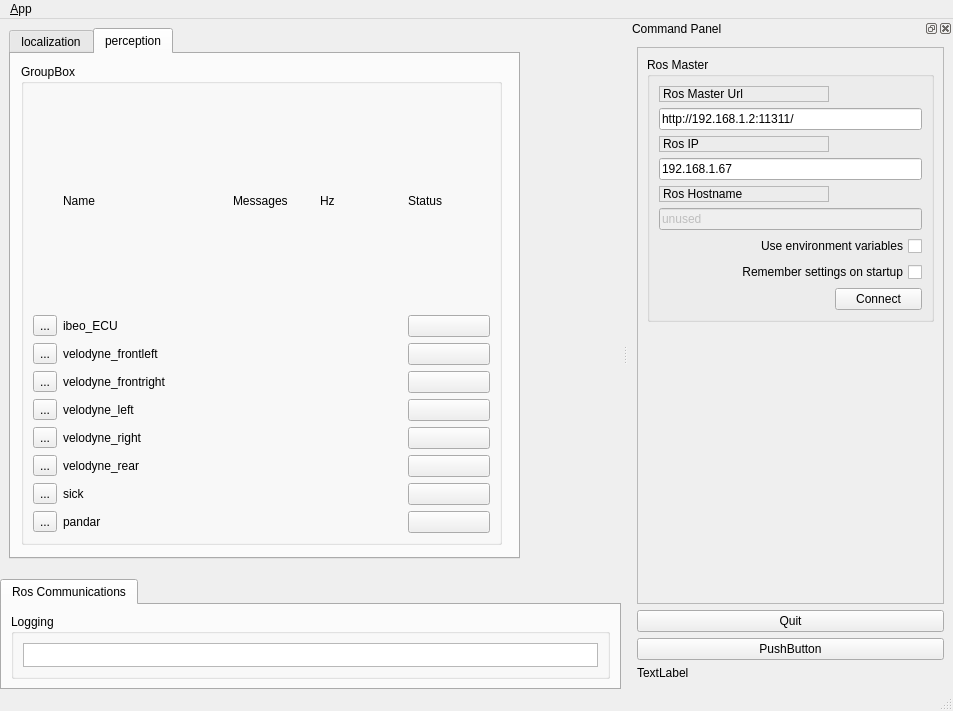
First picture: the form in ui/main_window.ui, repository lycismail/Monitor_Toolkit, before the edit.
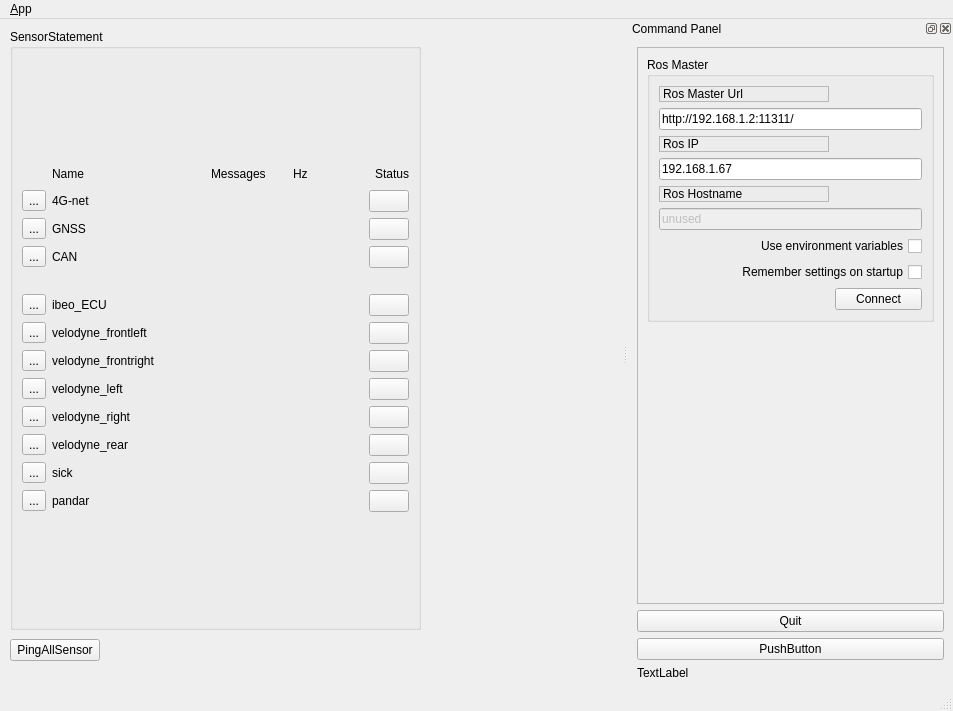
Second picture: the form after the edit. The open tabs and pages were chosen to show the change. Icons and pictures are not drawn.

```diff
--- a/ui/main_window.ui
+++ b/ui/main_window.ui
@@ -21,86 +21,23 @@
    <locale language="English" country="Australia"/>
   </property>
   <widget class="QWidget" name="centralwidget">
-   <widget class="QTabWidget" name="tab_manager">
-    <property name="geometry">
-     <rect>
-      <x>0</x>
-      <y>560</y>
-      <width>621</width>
-      <height>111</height>
-     </rect>
-    </property>
-    <property name="minimumSize">
-     <size>
-      <width>100</width>
-      <height>0</height>
-     </size>
-    </property>
-    <property name="locale">
-     <locale language="English" country="Australia"/>
-    </property>
-    <property name="currentIndex">
-     <number>0</number>
-    </property>
-    <widget class="QWidget" name="tab_status">
-     <attribute name="title">
-      <string>Ros Communications</string>
-     </attribute>
-     <layout class="QVBoxLayout" name="verticalLayout_2">
-      <item>
-       <widget class="QGroupBox" name="groupBox_12">
-        <property name="sizePolicy">
-         <sizepolicy hsizetype="MinimumExpanding" vsizetype="Preferred">
-          <horstretch>0</horstretch>
-          <verstretch>0</verstretch>
-         </sizepolicy>
-        </property>
-        <property name="title">
-         <string>Logging</string>
-        </property>
-        <layout class="QGridLayout" name="gridLayout_3">
-         <item row="0" column="0">
-          <widget class="QListView" name="view_logging"/>
-         </item>
-        </layout>
-       </widget>
-      </item>
-     </layout>
-    </widget>
-   </widget>
-   <widget class="QTabWidget" name="tabWidget">
-    <property name="geometry">
-     <rect>
-      <x>9</x>
-      <y>9</y>
-      <width>511</width>
-      <height>531</height>
-     </rect>
-    </property>
-    <property name="currentIndex">
-     <number>0</number>
-    </property>
-    <widget class="QWidget" name="localization">
-     <attribute name="title">
-      <string>localization</string>
-     </attribute>
      <widget class="QGroupBox" name="groupBox_2">
       <property name="geometry">
        <rect>
         <x>10</x>
         <y>10</y>
-        <width>481</width>
-        <height>301</height>
+      <width>411</width>
+      <height>601</height>
        </rect>
       </property>
       <property name="title">
        <string>SensorStatement</string>
       </property>
-      <layout class="QVBoxLayout" name="verticalLayout_7">
+    <layout class="QVBoxLayout" name="verticalLayout_2">
        <item>
         <layout class="QVBoxLayout" name="verticalLayout_4">
          <item>
-          <layout class="QHBoxLayout" name="horizontalLayout" stretch="1,2,1,1,1">
+        <layout class="QHBoxLayout" name="horizontalLayout" stretch="1,2,1,1,0">
            <item>
             <spacer name="horizontalSpacer_2">
              <property name="orientation">
@@ -140,6 +77,12 @@
            </item>
            <item>
             <widget class="QLabel" name="label_8">
+           <property name="sizePolicy">
+            <sizepolicy hsizetype="Fixed" vsizetype="Fixed">
+             <horstretch>0</horstretch>
+             <verstretch>0</verstretch>
+            </sizepolicy>
+           </property>
              <property name="text">
               <string>Status</string>
              </property>
@@ -148,7 +91,7 @@
           </layout>
          </item>
          <item>
-          <layout class="QHBoxLayout" name="net" stretch="1,2,1,1,1">
+        <layout class="QHBoxLayout" name="net" stretch="1,2,1,1,0">
            <item>
             <widget class="QToolButton" name="toolButton_12">
              <property name="text">
@@ -226,7 +169,7 @@
           </layout>
          </item>
          <item>
-          <layout class="QHBoxLayout" name="GNSS" stretch="1,2,1,1,1">
+        <layout class="QHBoxLayout" name="GNSS" stretch="1,2,1,1,0">
            <item>
             <widget class="QToolButton" name="toolButton_13">
              <property name="text">
@@ -289,7 +232,7 @@
           </layout>
          </item>
          <item>
-          <layout class="QHBoxLayout" name="CAN" stretch="1,2,1,1,1">
+        <layout class="QHBoxLayout" name="CAN" stretch="1,2,1,1,0">
            <item>
             <widget class="QToolButton" name="toolButton_14">
              <property name="text">
@@ -351,93 +294,24 @@
            </item>
           </layout>
          </item>
-        </layout>
-       </item>
-      </layout>
-     </widget>
-     <widget class="QPushButton" name="pingallsensor">
-      <property name="geometry">
-       <rect>
-        <x>190</x>
-        <y>330</y>
-        <width>121</width>
-        <height>22</height>
-       </rect>
-      </property>
-      <property name="text">
-       <string>PingAllSensor</string>
-      </property>
-     </widget>
-    </widget>
-    <widget class="QWidget" name="perception">
-     <attribute name="title">
-      <string>perception</string>
-     </attribute>
-     <widget class="QGroupBox" name="groupBox_3">
-      <property name="geometry">
-       <rect>
-        <x>10</x>
-        <y>10</y>
-        <width>481</width>
-        <height>481</height>
-       </rect>
-      </property>
-      <property name="title">
-       <string>GroupBox</string>
-      </property>
-      <layout class="QVBoxLayout" name="verticalLayout_6">
        <item>
-        <layout class="QVBoxLayout" name="verticalLayout_5">
-         <item>
-          <layout class="QHBoxLayout" name="horizontalLayout_12" stretch="1,2,1,1,1">
-           <item>
-            <spacer name="horizontalSpacer_3">
+        <spacer name="verticalSpacer">
              <property name="orientation">
-              <enum>Qt::Horizontal</enum>
+          <enum>Qt::Vertical</enum>
              </property>
              <property name="sizeType">
               <enum>QSizePolicy::Fixed</enum>
              </property>
              <property name="sizeHint" stdset="0">
               <size>
-               <width>30</width>
+           <width>20</width>
                <height>20</height>
               </size>
              </property>
             </spacer>
            </item>
            <item>
-            <widget class="QLabel" name="label_49">
-             <property name="text">
-              <string>Name</string>
-             </property>
-            </widget>
-           </item>
-           <item>
-            <widget class="QLabel" name="label_50">
-             <property name="text">
-              <string>Messages</string>
-             </property>
-            </widget>
-           </item>
-           <item>
-            <widget class="QLabel" name="label_51">
-             <property name="text">
-              <string>Hz</string>
-             </property>
-            </widget>
-           </item>
-           <item>
-            <widget class="QLabel" name="label_52">
-             <property name="text">
-              <string>Status</string>
-             </property>
-            </widget>
-           </item>
-          </layout>
-         </item>
-         <item>
-          <layout class="QHBoxLayout" name="ibeo_ECU" stretch="1,2,1,1,1">
+        <layout class="QHBoxLayout" name="ibeo_ECU" stretch="1,2,1,1,0">
            <item>
             <widget class="QToolButton" name="toolButton">
              <property name="sizePolicy">
@@ -494,7 +368,7 @@
           </layout>
          </item>
          <item>
-          <layout class="QHBoxLayout" name="velodyne_frontleft" stretch="1,2,1,1,1">
+        <layout class="QHBoxLayout" name="velodyne_frontleft" stretch="1,2,1,1,0">
            <item>
             <widget class="QToolButton" name="toolButton_5">
              <property name="text">
@@ -533,7 +407,7 @@
           </layout>
          </item>
          <item>
-          <layout class="QHBoxLayout" name="velodyne_frontright" stretch="1,2,1,1,1">
+        <layout class="QHBoxLayout" name="velodyne_frontright" stretch="1,2,1,1,0">
            <item>
             <widget class="QToolButton" name="toolButton_6">
              <property name="text">
@@ -572,7 +446,7 @@
           </layout>
          </item>
          <item>
-          <layout class="QHBoxLayout" name="velodyne_left" stretch="1,2,1,1,1">
+        <layout class="QHBoxLayout" name="velodyne_left" stretch="1,2,1,1,0">
            <item>
             <widget class="QToolButton" name="toolButton_7">
              <property name="text">
@@ -611,7 +485,7 @@
           </layout>
          </item>
          <item>
-          <layout class="QHBoxLayout" name="velodyne_right" stretch="1,2,1,1,1">
+        <layout class="QHBoxLayout" name="velodyne_right" stretch="1,2,1,1,0">
            <item>
             <widget class="QToolButton" name="toolButton_8">
              <property name="text">
@@ -650,7 +524,7 @@
           </layout>
          </item>
          <item>
-          <layout class="QHBoxLayout" name="velodyne_rear" stretch="1,2,1,1,1">
+        <layout class="QHBoxLayout" name="velodyne_rear" stretch="1,2,1,1,0">
            <item>
             <widget class="QToolButton" name="toolButton_9">
              <property name="text">
@@ -689,7 +563,7 @@
           </layout>
          </item>
          <item>
-          <layout class="QHBoxLayout" name="sick" stretch="1,2,1,1,1">
+        <layout class="QHBoxLayout" name="sick" stretch="1,2,1,1,0">
            <item>
             <widget class="QToolButton" name="toolButton_10">
              <property name="text">
@@ -728,7 +602,7 @@
           </layout>
          </item>
          <item>
-          <layout class="QHBoxLayout" name="pandar" stretch="1,2,1,1,1">
+        <layout class="QHBoxLayout" name="pandar" stretch="1,2,1,1,0">
            <item>
             <widget class="QToolButton" name="toolButton_11">
              <property name="text">
@@ -770,7 +644,18 @@
        </item>
       </layout>
      </widget>
-    </widget>
+   <widget class="QPushButton" name="pingallsensor">
+    <property name="geometry">
+     <rect>
+      <x>10</x>
+      <y>620</y>
+      <width>90</width>
+      <height>22</height>
+     </rect>
+    </property>
+    <property name="text">
+     <string>PingAllSensor</string>
+    </property>
    </widget>
   </widget>
   <widget class="QMenuBar" name="menubar">
```
Lines whose indentation alone changed are shown as unchanged.
